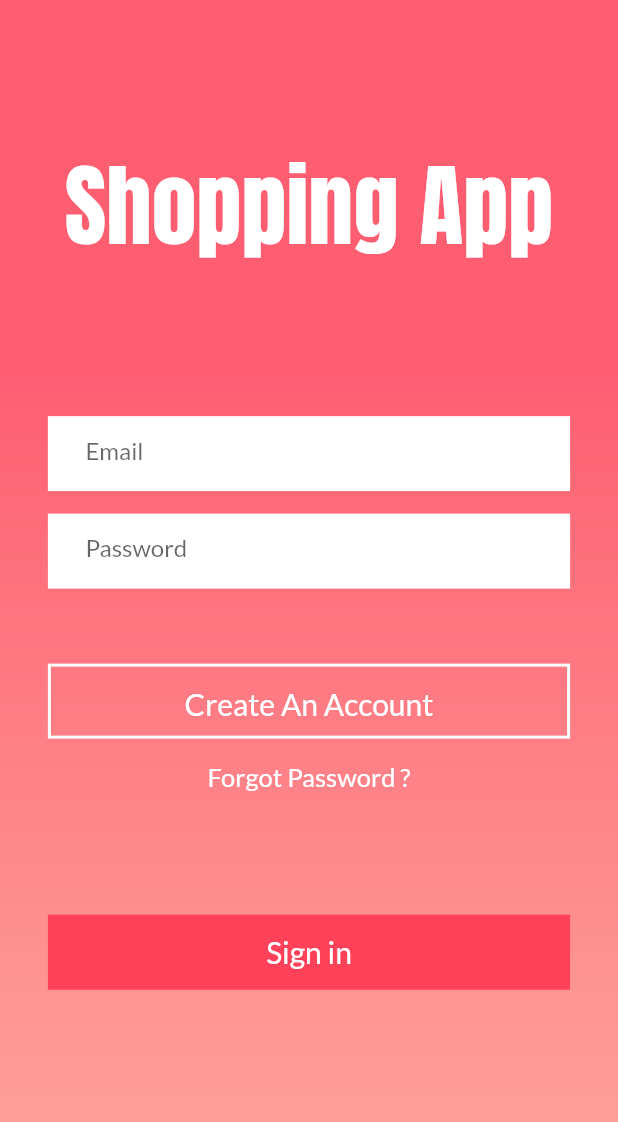
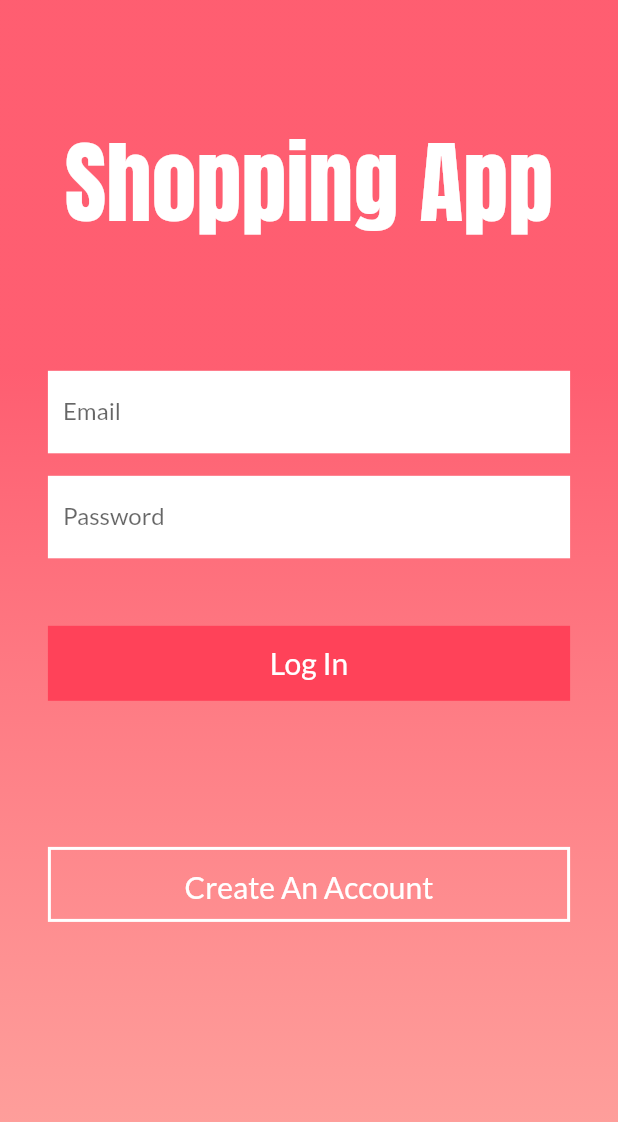
Before and after one commit to art1239/shop_app, a Flutter app: the screen it shows after launch, on a phone screen of 412 x 824 dp. Shown: the top 1122 px of the screen. Run offline on Flutter 3.47's test engine with Material 2 defaults, Android fonts, the phone set to English and light mode, and no system bars.

Commit message:
Making auth screen and adding validation

```diff
--- a/lib/screens/auth_screen.dart
+++ b/lib/screens/auth_screen.dart
@@ -30,13 +30,14 @@ class AuthScreen extends StatelessWidget {
           ),
           Container(
             height: deviceHeight,
+            child: SingleChildScrollView(
               child: Column(
                 mainAxisAlignment: MainAxisAlignment.spaceEvenly,
                 children: [
                   Container(
                     // decoration: BoxDecoration(border: Border.all(width: 3)),
                     alignment: Alignment.center,
-                  height: deviceHeight * 0.25,
+                    height: deviceHeight * 0.3,
                     child: Text(
                       'Shopping App',
                       style: TextStyle(
@@ -50,6 +51,7 @@ class AuthScreen extends StatelessWidget {
                 ],
               ),
             ),
+          ),
         ],
       ),
     );
--- a/lib/utils/textfields.dart
+++ b/lib/utils/textfields.dart
@@ -9,8 +9,11 @@ class AccountFields extends StatelessWidget {
   final double width;
   final Color cursorColor;
   final bool passwordField;
-  final TextEditingController editingController;
+
+  final String initialValue;
+  final TextEditingController controller;
   AccountFields({
+    this.controller,
     @required this.labelText,
     @required this.onSaved,
     this.validator,
@@ -18,26 +21,32 @@ class AccountFields extends StatelessWidget {
     this.width,
     this.cursorColor: Colors.pink,
     this.passwordField: false,
-    this.editingController,
+    this.initialValue,
   });
   @override
   Widget build(BuildContext context) {
     return Container(
-      height: SizeConfig().getAccountFeaturesHeight(context, height),
+      // height: SizeConfig().getAccountFeaturesHeight(context, height),
       width: SizeConfig().getAccountFeaturesWidth(context, width),
-      color: Colors.white,
       child: TextFormField(
-        controller: TextEditingController(),
-        style: TextStyle(backgroundColor: Colors.white),
+        controller: controller,
+        initialValue: this.initialValue,
+        validator: this.validator,
         obscureText: passwordField,
         cursorColor: Colors.pink,
-        cursorHeight: 20,
         decoration: InputDecoration(
+          filled: true,
+          fillColor: Colors.white,
+          border: OutlineInputBorder(),
+          // isDense: true,
+          focusedErrorBorder: InputBorder.none,
+
+          // errorBorder: InputBorder.none,
           floatingLabelBehavior: FloatingLabelBehavior.never,
           focusedBorder: InputBorder.none,
           enabledBorder: InputBorder.none,
           labelText: labelText,
-          contentPadding: EdgeInsets.only(left: 25),
+          contentPadding: EdgeInsets.symmetric(vertical: 10, horizontal: 10),
         ),
       ),
     );
--- a/lib/widgets/userForm.dart
+++ b/lib/widgets/userForm.dart
@@ -1,7 +1,5 @@
 import 'package:flutter/material.dart';
-import 'package:shop_app/constants/constantColors.dart';
 
-import 'package:shop_app/utils/buttons.dart';
 import 'package:shop_app/utils/signInButton.dart';
 import 'package:shop_app/utils/signUpButton.dart';
 import 'package:shop_app/utils/textfields.dart';
@@ -21,54 +19,89 @@ enum AccountMode {
 }
 
 class _UserFormState extends State<UserForm> {
+  TextEditingController _passwordController = TextEditingController();
   final _formKey = GlobalKey<FormState>();
-  AccountMode mode;
+  Map<String, String> user = {
+    'email': '',
+    'password': '',
+  };
+
+  AccountMode mode = AccountMode.LogIn;
   @override
   Widget build(BuildContext context) {
     return Form(
       key: _formKey,
       child: Container(
-        height: widget.height * 0.62,
+        height: widget.height * 0.7,
         child: Column(
           children: [
             AccountFields(
               labelText: 'Email',
-              onSaved: () {},
+              onSaved: (value) {
+                user['email'] = value.toString();
+              },
+              validator: (value) {
+                RegExp rgx = RegExp(
+                  r'^(([^<>()[\]\\.,;:\s@\"]+(\.[^<>()[\]\\.,;:\s@\"]+)*)|(\".+\"))@((\[[0-9]{1,3}\.[0-9]{1,3}\.[0-9]{1,3}\.[0-9]{1,3}\])|(([a-zA-Z\-0-9]+\.)+[a-zA-Z]{2,}))$',
+                );
+                if (rgx.hasMatch(value.toString())) {
+                  return null;
+                }
+                return 'Not a valid Email';
+              },
             ),
             SizedBox(height: 15),
             AccountFields(
               labelText: 'Password',
-              onSaved: () {},
-              validator: () {},
-              passwordField: true,
+              controller: _passwordController,
+              onSaved: (value) {
+                user['password'] = value.toString();
+              },
+
+              validator: (value) {
+                if (value.toString().length < 5) {
+                  return 'Password to short';
+                }
+                return null;
+              },
+              // passwordField: true,
             ),
             SizedBox(
               height: 15,
             ),
             mode == AccountMode.SignUp
                 ? AccountFields(
+                    onSaved: null,
                     labelText: 'Confirm Password',
-                    onSaved: () {},
-                    passwordField: true,
+                    validator: mode == AccountMode.SignUp
+                        ? (value) {
+                            if (value == _passwordController.text) {
+                              return null;
+                            }
+                            print(value);
+                            print(_passwordController.text);
+                            return 'Paswords doesnt match';
+                          }
+                        : null,
+                    // passwordField: true,
                   )
                 : SizedBox(),
-            SizedBox(height: 35),
+            SizedBox(height: 30),
             Column(
               children: [
                 mode == AccountMode.LogIn
                     ? SignInButton(
-                        onTap: () {},
+                        onTap: () {
+                          validateForm();
+                        },
                       )
-                    : SignUpButton(),
+                    : SignUpButton(
+                        onTap: () {
+                          validateForm();
+                        },
+                      ),
                 Container(
                   margin: EdgeInsets.only(top: 15),
-                  child: Text(
-                    'Forgot Password ?',
-                    style: TextStyle(
-                      fontSize: 17,
-                      color: Colors.white,
-                    ),
-                  ),
                 )
               ],
             ),
@@ -79,9 +112,7 @@ class _UserFormState extends State<UserForm> {
                       switchAccountMode(mode);
                     },
                   )
-                : AccountButton(
-                    text: 'Sign in',
-                    color: AppColors.signInButtonColor,
+                : SignInButton(
                     onTap: () {
                       switchAccountMode(mode);
                     },
@@ -103,4 +134,12 @@ class _UserFormState extends State<UserForm> {
       });
     }
   }
+
+  void validateForm() {
+    if (!_formKey.currentState.validate()) {
+      // clearForm();
+      return;
+    }
+    _formKey.currentState.save();
+  }
 }
```
Lines whose indentation alone changed are shown as unchanged.
